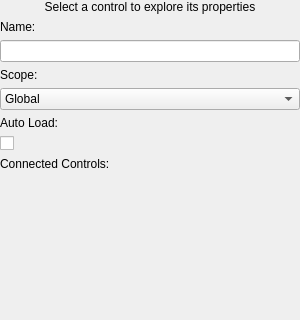
Old version of the form Gems/AudioSystem/Code/Source/Editor/InspectorPanel.ui in the repository Zee2401/o3de; both pictures show x 0 to 300 and y 0 to 320 of the 300 by 490 pixel window.
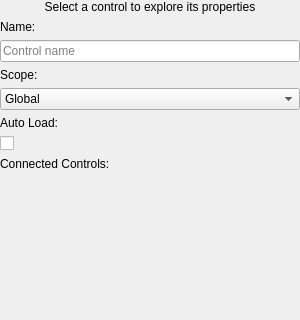
New version of the form. Custom widgets are drawn as their Qt base class.

Diff of the .ui file:
```diff
--- a/Gems/AudioSystem/Code/Source/Editor/InspectorPanel.ui
+++ b/Gems/AudioSystem/Code/Source/Editor/InspectorPanel.ui
@@ -120,6 +120,12 @@
            <verstretch>0</verstretch>
           </sizepolicy>
          </property>
+         <property name="placeholderText">
+          <string>Control name</string>
+         </property>
+         <property name="clearButtonEnabled">
+          <bool>true</bool>
+         </property>
         </widget>
        </item>
        <item row="2" column="0">
```
Left out of the diff: 12 changed lines with no effect on the pictures.
